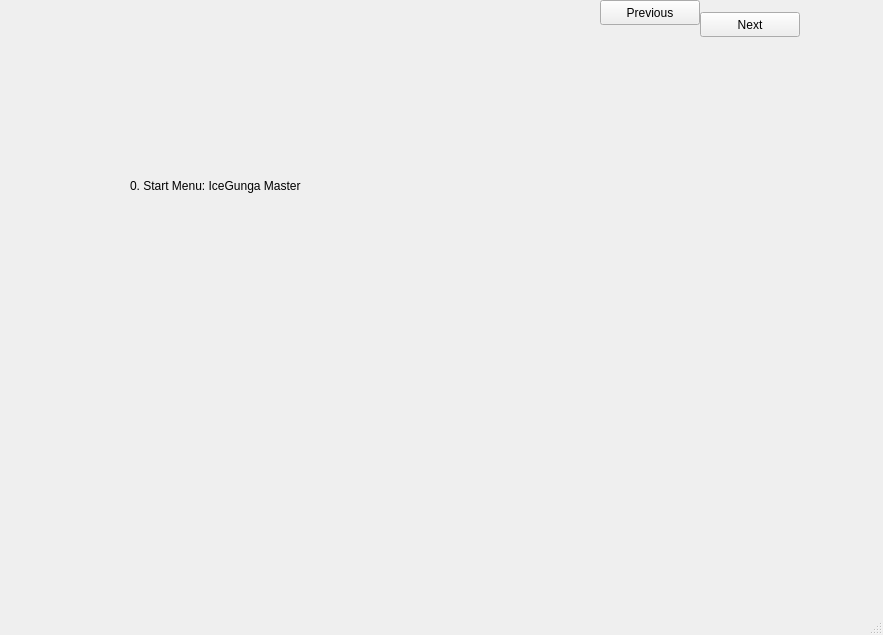
Above: mainwindow.ui from seojungood/Icecream-make-tutorial before the change. Below: the same form after it.
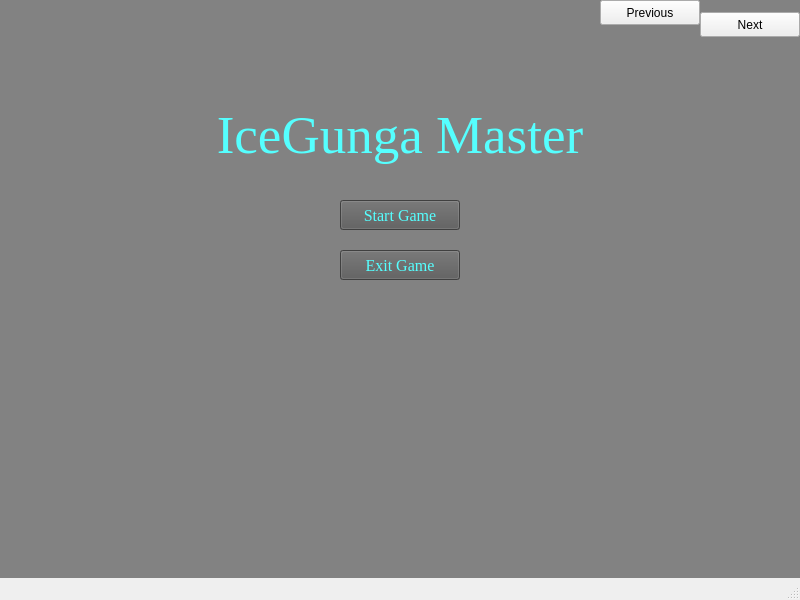
That is the form after the change. The open tabs and pages were chosen to show the change. Custom widgets are drawn as their Qt base class.

Commit message: Implemented basic start screen with start & exit button

Diff of the .ui file:
```diff
--- a/mainwindow.ui
+++ b/mainwindow.ui
@@ -6,8 +6,8 @@
    <rect>
     <x>0</x>
     <y>0</y>
-    <width>883</width>
-    <height>635</height>
+    <width>800</width>
+    <height>600</height>
    </rect>
   </property>
   <property name="windowTitle">
@@ -27,17 +27,78 @@
      <number>1</number>
     </property>
     <widget class="QWidget" name="screen00Start">
-     <widget class="QLabel" name="label">
+     <property name="styleSheet">
+      <string notr="true">background-color: rgb(130, 130, 130);</string>
+     </property>
+     <widget class="QLabel" name="titleLabel">
       <property name="geometry">
        <rect>
-        <x>130</x>
-        <y>145</y>
-        <width>221</width>
-        <height>81</height>
+        <x>200</x>
+        <y>100</y>
+        <width>400</width>
+        <height>70</height>
        </rect>
       </property>
+      <property name="font">
+       <font>
+        <family>Times New Roman</family>
+        <pointsize>40</pointsize>
+       </font>
+      </property>
+      <property name="styleSheet">
+       <string notr="true">color: rgb(85, 255, 255);</string>
+      </property>
       <property name="text">
-       <string>0. Start Menu: IceGunga Master</string>
+       <string>IceGunga Master</string>
+      </property>
+      <property name="alignment">
+       <set>Qt::AlignCenter</set>
+      </property>
+     </widget>
+     <widget class="QPushButton" name="startGameButton">
+      <property name="geometry">
+       <rect>
+        <x>340</x>
+        <y>200</y>
+        <width>120</width>
+        <height>30</height>
+       </rect>
+      </property>
+      <property name="font">
+       <font>
+        <family>Times New Roman</family>
+        <pointsize>12</pointsize>
+       </font>
+      </property>
+      <property name="styleSheet">
+       <string notr="true">color: rgb(85, 255, 255);
+background-color: rgb(90, 90, 90);</string>
+      </property>
+      <property name="text">
+       <string>Start Game</string>
+      </property>
+     </widget>
+     <widget class="QPushButton" name="exitGameButton">
+      <property name="geometry">
+       <rect>
+        <x>340</x>
+        <y>250</y>
+        <width>120</width>
+        <height>30</height>
+       </rect>
+      </property>
+      <property name="font">
+       <font>
+        <family>Times New Roman</family>
+        <pointsize>12</pointsize>
+       </font>
+      </property>
+      <property name="styleSheet">
+       <string notr="true">color: rgb(85, 255, 255);
+background-color: rgb(90, 90, 90);</string>
+      </property>
+      <property name="text">
+       <string>Exit Game</string>
       </property>
      </widget>
     </widget>
```
Left out of the diff: 4 changed lines with no effect on the pictures. The commit also changes 2 other files.
